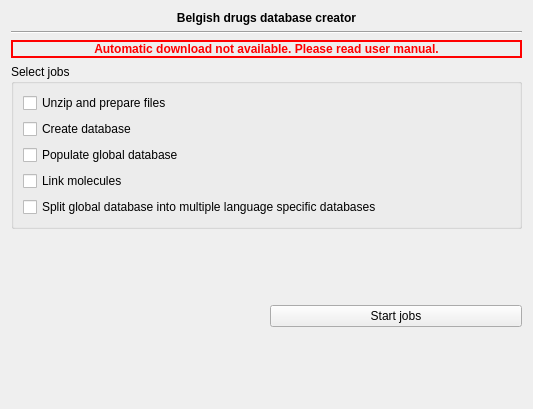
Qt form freetoolbox/plugins/drugsdb/belgishdrugsdatabase.ui (FreeHealth/freehealth) before a commit.
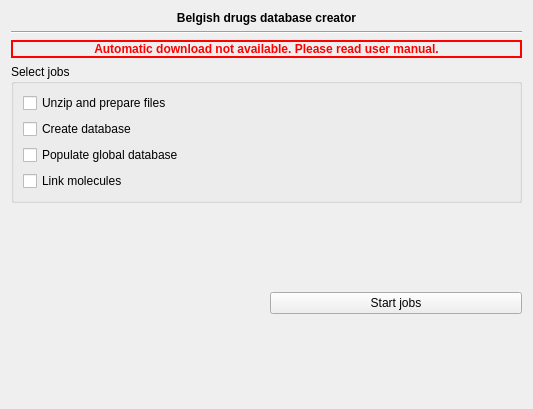
The same form after that commit.

```diff
--- a/freetoolbox/plugins/drugsdb/belgishdrugsdatabase.ui
+++ b/freetoolbox/plugins/drugsdb/belgishdrugsdatabase.ui
@@ -125,13 +125,6 @@
         </property>
        </widget>
       </item>
-      <item row="4" column="0">
-       <widget class="QCheckBox" name="split">
-        <property name="text">
-         <string>Split global database into multiple language specific databases</string>
-        </property>
-       </widget>
-      </item>
       <item row="1" column="0">
        <widget class="QCheckBox" name="createDb">
         <property name="text">
```
